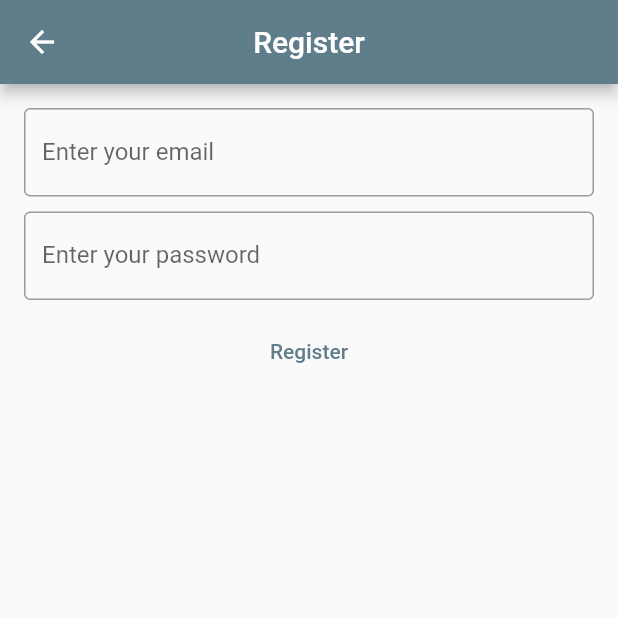
After one commit to kiptooBiwot/flutter-notes-app, a Flutter app: the RegisterView screen opened directly, on a phone screen of 412 x 824 dp, the top half of it. The commit adds this screen. Run offline on Flutter 3.47's test engine with Material 2 defaults, Android fonts, the phone set to English and light mode, and no system bars; our stand-ins replace firebase_auth, firebase_core; accounts and stored records are empty; network calls fail.

Commit message:
login with email & password view & logic

```diff
--- /dev/null
+++ b/lib/screens/login.dart
@@ -0,0 +1,100 @@
+import 'package:flutter/material.dart';
+import 'package:firebase_auth/firebase_auth.dart';
+
+class LoginView extends StatefulWidget {
+  const LoginView({Key? key}) : super(key: key);
+
+  @override
+  State<LoginView> createState() => _LoginViewState();
+}
+
+class _LoginViewState extends State<LoginView> {
+  late final TextEditingController _email;
+  late final TextEditingController _password;
+
+  @override
+  void initState() {
+    _email = TextEditingController();
+    _password = TextEditingController();
+
+    super.initState();
+  }
+
+  @override
+  void dispose() {
+    _email.dispose();
+    _password.dispose();
+
+    super.dispose();
+  }
+
+  void _loginUser() async {
+    final email = _email.text;
+    final password = _password.text;
+
+    try {
+      UserCredential _userCredential =
+          await FirebaseAuth.instance.signInWithEmailAndPassword(
+        email: email,
+        password: password,
+      );
+      print(_userCredential);
+    } on FirebaseAuthException catch (e) {
+      if (e.code == 'user-not-found') {
+        print('No user found for that email.');
+      } else if (e.code == 'wrong-password') {
+        print('Wrong password provided for that user.');
+      } else if (e.code == 'invalid-email') {
+        print('Invalid email entered');
+      }
+    }
+  }
+
+  @override
+  Widget build(BuildContext context) {
+    return Scaffold(
+      appBar: AppBar(
+        title: const Text('Login'),
+        centerTitle: true,
+      ),
+      body: Center(
+        child: Padding(
+          padding: const EdgeInsets.all(16.0),
+          child: Column(
+            children: [
+              TextField(
+                controller: _email,
+                enableSuggestions: false,
+                autocorrect: false,
+                keyboardType: TextInputType.emailAddress,
+                decoration: const InputDecoration(
+                  border: OutlineInputBorder(),
+                  labelText: 'Enter your email',
+                ),
+              ),
+              const SizedBox(
+                height: 10.0,
+              ),
+              TextField(
+                controller: _password,
+                autocorrect: false,
+                obscureText: true,
+                decoration: const InputDecoration(
+                  border: OutlineInputBorder(),
+                  labelText: 'Enter your password',
+                ),
+              ),
+              const SizedBox(
+                height: 10.0,
+              ),
+              TextButton(
+                onPressed: _loginUser,
+                child: const Text('Log In'),
+              ),
+            ],
+          ),
+        ),
+      ),
+    );
+  }
+}
--- /dev/null
+++ b/lib/screens/register.dart
@@ -0,0 +1,104 @@
+import 'package:firebase_auth/firebase_auth.dart';
+import 'package:flutter/material.dart';
+
+class RegisterView extends StatefulWidget {
+  const RegisterView({Key? key}) : super(key: key);
+
+  @override
+  _RegisterViewState createState() => _RegisterViewState();
+}
+
+class _RegisterViewState extends State<RegisterView> {
+  late final TextEditingController _email;
+  late final TextEditingController _password;
+
+  @override
+  void initState() {
+    _email = TextEditingController();
+    _password = TextEditingController();
+
+    super.initState();
+  }
+
+  @override
+  void dispose() {
+    _email.dispose();
+    _password.dispose();
+
+    super.dispose();
+  }
+
+  void registerUser() async {
+    final email = _email.text;
+    final password = _password.text;
+
+    // Create a new Firebase Auth instance
+    FirebaseAuth auth = FirebaseAuth.instance;
+
+    try {
+      // Register user using email and password
+      UserCredential _userCredential = await FirebaseAuth.instance
+          .createUserWithEmailAndPassword(email: email, password: password);
+
+      print(_userCredential);
+    } on FirebaseAuthException catch (e) {
+      if (e.code == 'weak-password') {
+        print('The password provided is too weak.');
+      } else if (e.code == 'email-already-in-use') {
+        print('The account already exists for that email.');
+      } else if (e.code == 'invalid-email') {
+        print('Invalid email entered');
+      }
+    } catch (e) {
+      print(e);
+    }
+  }
+
+  @override
+  Widget build(BuildContext context) {
+    return Scaffold(
+      appBar: AppBar(
+        title: const Text('Register'),
+        centerTitle: true,
+      ),
+      body: Center(
+        child: Padding(
+          padding: const EdgeInsets.all(16.0),
+          child: Column(
+            children: [
+              TextField(
+                controller: _email,
+                enableSuggestions: false,
+                autocorrect: false,
+                keyboardType: TextInputType.emailAddress,
+                decoration: const InputDecoration(
+                  border: OutlineInputBorder(),
+                  labelText: 'Enter your email',
+                ),
+              ),
+              const SizedBox(
+                height: 10.0,
+              ),
+              TextField(
+                controller: _password,
+                autocorrect: false,
+                obscureText: true,
+                decoration: const InputDecoration(
+                  border: OutlineInputBorder(),
+                  labelText: 'Enter your password',
+                ),
+              ),
+              const SizedBox(
+                height: 10.0,
+              ),
+              TextButton(
+                onPressed: registerUser,
+                child: const Text('Register'),
+              ),
+            ],
+          ),
+        ),
+      ),
+    );
+  }
+}
```
Also changed, not shown: lib/main.dart (+3 -102 lines).
